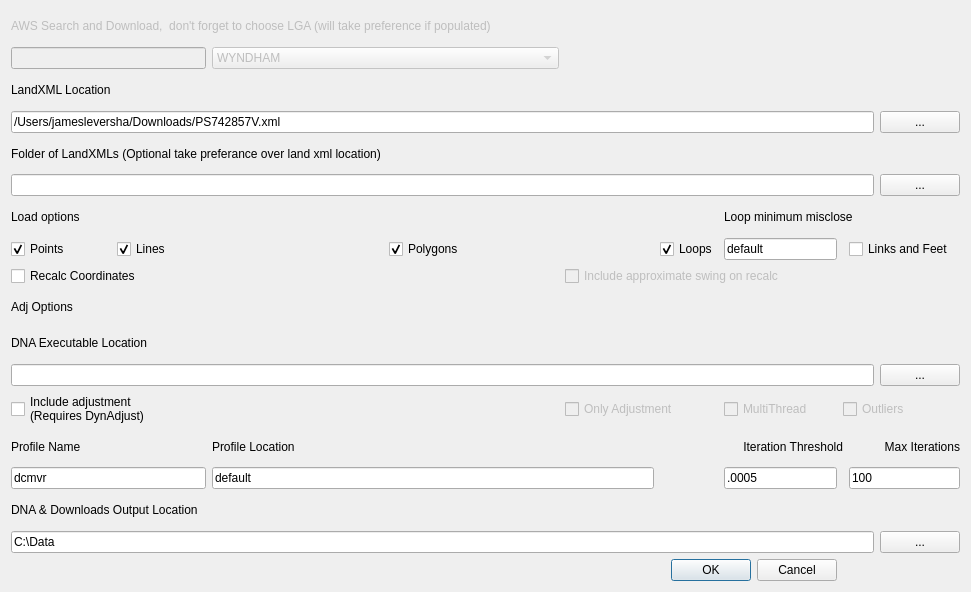
The window that landxml2qgis/landxml2qgis_dialog_base.ui (jameslevershadelwp/landxml2qgis-public) describes before a commit, drawn with Qt 5.
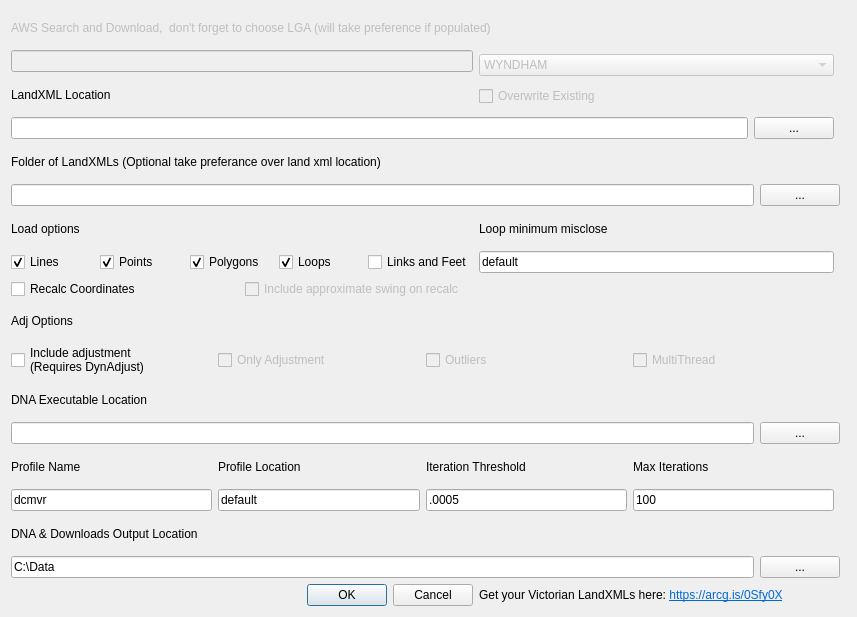
The same window after the commit.

Commit message: updated code not to use wheels as they were getting time out on load removed some additional files that arent needed for plugin

Diff of the .ui file:
```diff
--- a/landxml2qgis/landxml2qgis_dialog_base.ui
+++ b/landxml2qgis/landxml2qgis_dialog_base.ui
@@ -6,88 +6,22 @@
    <rect>
     <x>0</x>
     <y>0</y>
-    <width>971</width>
-    <height>592</height>
+    <width>857</width>
+    <height>617</height>
    </rect>
   </property>
   <property name="windowTitle">
    <string>XML to QGIS</string>
   </property>
   <layout class="QGridLayout" name="gridLayout">
-   <item row="13" column="2" colspan="3">
-    <widget class="QLabel" name="label_11">
-     <property name="text">
-      <string>Profile Location</string>
-     </property>
-    </widget>
-   </item>
-   <item row="11" column="0" colspan="10">
-    <layout class="QHBoxLayout" name="horizontalLayout_2">
-     <item>
-      <widget class="QLineEdit" name="lineEdit_2">
-       <property name="text">
-        <string/>
-       </property>
-      </widget>
-     </item>
-     <item>
-      <widget class="QPushButton" name="pushButton_2">
-       <property name="text">
-        <string>...</string>
-       </property>
-      </widget>
-     </item>
-    </layout>
-   </item>
-   <item row="14" column="8" colspan="2">
-    <widget class="QLineEdit" name="lineEdit_8">
-     <property name="text">
-      <string>100</string>
-     </property>
-    </widget>
-   </item>
-   <item row="6" column="0" colspan="2">
-    <widget class="QLabel" name="label_5">
-     <property name="text">
-      <string>Load options</string>
-     </property>
-    </widget>
-   </item>
-   <item row="7" column="5">
-    <widget class="QCheckBox" name="loopCheckBox">
-     <property name="enabled">
-      <bool>true</bool>
-     </property>
-     <property name="text">
-      <string>Loops</string>
-     </property>
-     <property name="checked">
-      <bool>true</bool>
-     </property>
-    </widget>
-   </item>
-   <item row="7" column="6">
-    <widget class="QLineEdit" name="lineEdit_10">
-     <property name="text">
-      <string>default</string>
-     </property>
-    </widget>
-   </item>
-   <item row="15" column="0" colspan="5">
-    <widget class="QLabel" name="label_3">
-     <property name="text">
-      <string>DNA &amp; Downloads Output Location</string>
-     </property>
-    </widget>
-   </item>
-   <item row="6" column="6" colspan="3">
+   <item row="7" column="2">
     <widget class="QLabel" name="label_9">
      <property name="text">
       <string>Loop minimum misclose</string>
      </property>
     </widget>
    </item>
-   <item row="5" column="0" colspan="10">
+   <item row="6" column="0" colspan="4">
     <layout class="QHBoxLayout" name="horizontalLayout_4">
      <item>
       <widget class="QLineEdit" name="lineEdit_4">
@@ -105,14 +39,125 @@
      </item>
     </layout>
    </item>
-   <item row="4" column="0" colspan="10">
+   <item row="14" column="0" colspan="4">
+    <layout class="QHBoxLayout" name="horizontalLayout_2">
+     <item>
+      <widget class="QLineEdit" name="lineEdit_2">
+       <property name="text">
+        <string/>
+       </property>
+      </widget>
+     </item>
+     <item>
+      <widget class="QPushButton" name="pushButton_2">
+       <property name="text">
+        <string>...</string>
+       </property>
+      </widget>
+     </item>
+    </layout>
+   </item>
+   <item row="5" column="0" colspan="2">
     <widget class="QLabel" name="label_4">
      <property name="text">
-      <string>Folder of LandXMLs (Optional take preferance over land xml location) </string>
+      <string>Folder of LandXMLs (Optional take preferance over land xml location)</string>
      </property>
     </widget>
    </item>
-   <item row="17" column="4" colspan="3">
+   <item row="13" column="0" colspan="4">
+    <widget class="QLabel" name="label">
+     <property name="text">
+      <string>DNA Executable Location</string>
+     </property>
+    </widget>
+   </item>
+   <item row="0" column="0" colspan="5">
+    <widget class="QLabel" name="label_12">
+     <property name="enabled">
+      <bool>false</bool>
+     </property>
+     <property name="text">
+      <string>AWS Search and Download,  don't forget to choose LGA (will take preference if populated)</string>
+     </property>
+    </widget>
+   </item>
+   <item row="20" column="0" colspan="5">
+    <widget class="QLabel" name="label_3">
+     <property name="text">
+      <string>DNA &amp; Downloads Output Location</string>
+     </property>
+    </widget>
+   </item>
+   <item row="11" column="0">
+    <widget class="QLabel" name="label_6">
+     <property name="text">
+      <string>Adj Options</string>
+     </property>
+    </widget>
+   </item>
+   <item row="9" column="0" colspan="2">
+    <layout class="QHBoxLayout" name="horizontalLayout_5">
+     <item>
+      <widget class="QCheckBox" name="lineCheckBox">
+       <property name="text">
+        <string>Lines</string>
+       </property>
+       <property name="checked">
+        <bool>true</bool>
+       </property>
+      </widget>
+     </item>
+     <item>
+      <widget class="QCheckBox" name="pointCheckBox">
+       <property name="text">
+        <string>Points</string>
+       </property>
+       <property name="checked">
+        <bool>true</bool>
+       </property>
+      </widget>
+     </item>
+     <item>
+      <widget class="QCheckBox" name="polygonCheckBox">
+       <property name="text">
+        <string>Polygons</string>
+       </property>
+       <property name="checked">
+        <bool>true</bool>
+       </property>
+      </widget>
+     </item>
+     <item>
+      <widget class="QCheckBox" name="loopCheckBox">
+       <property name="enabled">
+        <bool>true</bool>
+       </property>
+       <property name="text">
+        <string>Loops</string>
+       </property>
+       <property name="checked">
+        <bool>true</bool>
+       </property>
+      </widget>
+     </item>
+     <item>
+      <widget class="QCheckBox" name="linksfeet">
+       <property name="enabled">
+        <bool>true</bool>
+       </property>
+       <property name="text">
+        <string>Links and Feet</string>
+       </property>
+       <property name="checked">
+        <bool>false</bool>
+       </property>
+      </widget>
+     </item>
+    </layout>
+   </item>
+   <item row="22" column="1">
+    <layout class="QHBoxLayout" name="horizontalLayout_9">
+     <item>
     <widget class="QDialogButtonBox" name="button_box">
      <property name="orientation">
       <enum>Qt::Horizontal</enum>
@@ -122,7 +167,9 @@
      </property>
     </widget>
    </item>
-   <item row="16" column="0" colspan="10">
+    </layout>
+   </item>
+   <item row="21" column="0" colspan="4">
     <layout class="QHBoxLayout" name="horizontalLayout_3">
      <item>
       <widget class="QLineEdit" name="lineEdit_3">
@@ -140,19 +187,105 @@
      </item>
     </layout>
    </item>
-   <item row="10" column="0" colspan="4">
-    <widget class="QLabel" name="label">
+   <item row="9" column="2">
+    <widget class="QLineEdit" name="lineEdit_10">
      <property name="text">
-      <string>DNA Executable Location</string>
+      <string>default</string>
      </property>
     </widget>
    </item>
-   <item row="3" column="0" colspan="10">
+   <item row="19" column="0" colspan="3">
+    <layout class="QHBoxLayout" name="horizontalLayout_7">
+     <item>
+      <widget class="QLineEdit" name="lineEdit_11">
+       <property name="text">
+        <string>dcmvr</string>
+       </property>
+      </widget>
+     </item>
+     <item>
+      <widget class="QLineEdit" name="lineEdit_7">
+       <property name="text">
+        <string>default</string>
+       </property>
+      </widget>
+     </item>
+     <item>
+      <widget class="QLineEdit" name="lineEdit_9">
+       <property name="text">
+        <string>.0005</string>
+       </property>
+      </widget>
+     </item>
+     <item>
+      <widget class="QLineEdit" name="lineEdit_8">
+       <property name="text">
+        <string>100</string>
+       </property>
+      </widget>
+     </item>
+    </layout>
+   </item>
+   <item row="12" column="0" colspan="3">
+    <layout class="QHBoxLayout" name="horizontalLayout_8">
+     <item>
+      <widget class="QCheckBox" name="runDNACheckBox">
+       <property name="enabled">
+        <bool>true</bool>
+       </property>
+       <property name="text">
+        <string>Include adjustment
+(Requires DynAdjust)</string>
+       </property>
+       <property name="checked">
+        <bool>false</bool>
+       </property>
+      </widget>
+     </item>
+     <item>
+      <widget class="QCheckBox" name="onlyDNACheckBox">
+       <property name="enabled">
+        <bool>false</bool>
+       </property>
+       <property name="text">
+        <string>Only Adjustment</string>
+       </property>
+       <property name="checked">
+        <bool>false</bool>
+       </property>
+      </widget>
+     </item>
+     <item>
+      <widget class="QCheckBox" name="outlierCheckBox">
+       <property name="enabled">
+        <bool>false</bool>
+       </property>
+       <property name="text">
+        <string>Outliers</string>
+       </property>
+       <property name="checked">
+        <bool>false</bool>
+       </property>
+      </widget>
+     </item>
+     <item>
+      <widget class="QCheckBox" name="multiThreadCheckBox">
+       <property name="enabled">
+        <bool>false</bool>
+       </property>
+       <property name="text">
+        <string>MultiThread</string>
+       </property>
+      </widget>
+     </item>
+    </layout>
+   </item>
+   <item row="3" column="0" colspan="3">
     <layout class="QHBoxLayout" name="horizontalLayout">
      <item>
       <widget class="QLineEdit" name="lineEdit">
        <property name="text">
-        <string>/Users/jamesleversha/Downloads/PS742857V.xml</string>
+        <string/>
        </property>
       </widget>
      </item>
@@ -165,88 +298,23 @@
      </item>
     </layout>
    </item>
-   <item row="13" column="0" colspan="2">
+   <item row="16" column="0" colspan="3">
+    <layout class="QHBoxLayout" name="horizontalLayout_6">
+     <item>
     <widget class="QLabel" name="label_10">
      <property name="text">
       <string>Profile Name</string>
      </property>
     </widget>
    </item>
-   <item row="7" column="3" colspan="2">
-    <widget class="QCheckBox" name="polygonCheckBox">
+     <item>
+      <widget class="QLabel" name="label_11">
      <property name="text">
-      <string>Polygons</string>
-     </property>
-     <property name="checked">
-      <bool>true</bool>
-     </property>
-    </widget>
-   </item>
-   <item row="2" column="0">
-    <widget class="QLabel" name="label_2">
-     <property name="text">
-      <string>LandXML Location</string>
-     </property>
-    </widget>
-   </item>
-   <item row="12" column="4" colspan="2">
-    <widget class="QCheckBox" name="onlyDNACheckBox">
-     <property name="enabled">
-      <bool>false</bool>
-     </property>
-     <property name="text">
-      <string>Only Adjustment</string>
-     </property>
-     <property name="checked">
-      <bool>false</bool>
-     </property>
-    </widget>
-   </item>
-   <item row="12" column="0" colspan="4">
-    <widget class="QCheckBox" name="runDNACheckBox">
-     <property name="enabled">
-      <bool>true</bool>
-     </property>
-     <property name="text">
-      <string>Include adjustment
-(Requires DynAdjust)</string>
-     </property>
-     <property name="checked">
-      <bool>false</bool>
-     </property>
-    </widget>
-   </item>
-   <item row="14" column="6">
-    <widget class="QLineEdit" name="lineEdit_9">
-     <property name="text">
-      <string>.0005</string>
-     </property>
-    </widget>
-   </item>
-   <item row="7" column="1" colspan="2">
-    <widget class="QCheckBox" name="lineCheckBox">
-     <property name="text">
-      <string>Lines</string>
-     </property>
-     <property name="checked">
-      <bool>true</bool>
-     </property>
-    </widget>
-   </item>
-   <item row="7" column="8">
-    <widget class="QCheckBox" name="linksfeet">
-     <property name="enabled">
-      <bool>true</bool>
-     </property>
-     <property name="text">
-      <string>Links and Feet</string>
-     </property>
-     <property name="checked">
-      <bool>false</bool>
-     </property>
-    </widget>
-   </item>
-   <item row="13" column="6" colspan="2">
+        <string>Profile Location</string>
+       </property>
+      </widget>
+     </item>
+     <item>
     <widget class="QLabel" name="label_8">
      <property name="layoutDirection">
       <enum>Qt::LeftToRight</enum>
@@ -254,105 +322,21 @@
      <property name="text">
       <string>Iteration Threshold</string>
      </property>
-     <property name="alignment">
-      <set>Qt::AlignRight|Qt::AlignTrailing|Qt::AlignVCenter</set>
-     </property>
-    </widget>
-   </item>
-   <item row="14" column="0" colspan="2">
-    <widget class="QLineEdit" name="lineEdit_11">
-     <property name="text">
-      <string>dcmvr</string>
-     </property>
-    </widget>
-   </item>
-   <item row="8" column="0" colspan="4">
-    <widget class="QCheckBox" name="recalcCheckBox">
-     <property name="text">
-      <string>Recalc Coordinates</string>
-     </property>
-     <property name="checked">
-      <bool>false</bool>
-     </property>
-    </widget>
-   </item>
-   <item row="8" column="4" colspan="3">
-    <widget class="QCheckBox" name="swingCheckBox">
-     <property name="enabled">
-      <bool>false</bool>
-     </property>
-     <property name="text">
-      <string>Include approximate swing on recalc</string>
-     </property>
-     <property name="checked">
-      <bool>false</bool>
-     </property>
-    </widget>
-   </item>
-   <item row="0" column="0" colspan="5">
-    <widget class="QLabel" name="label_12">
-     <property name="enabled">
-      <bool>false</bool>
-     </property>
-     <property name="text">
-      <string>AWS Search and Download,  don't forget to choose LGA (will take preference if populated)</string>
-     </property>
-    </widget>
-   </item>
-   <item row="12" column="6">
-    <widget class="QCheckBox" name="multiThreadCheckBox">
-     <property name="enabled">
-      <bool>false</bool>
-     </property>
-     <property name="text">
-      <string>MultiThread</string>
-     </property>
-    </widget>
-   </item>
-   <item row="12" column="7" colspan="3">
-    <widget class="QCheckBox" name="outlierCheckBox">
-     <property name="enabled">
-      <bool>false</bool>
-     </property>
-     <property name="text">
-      <string>Outliers</string>
-     </property>
-     <property name="checked">
-      <bool>false</bool>
-     </property>
-    </widget>
-   </item>
-   <item row="13" column="8" colspan="2">
+      </widget>
+     </item>
+     <item>
     <widget class="QLabel" name="label_7">
      <property name="text">
       <string>Max Iterations</string>
      </property>
-     <property name="alignment">
-      <set>Qt::AlignRight|Qt::AlignTrailing|Qt::AlignVCenter</set>
-     </property>
-    </widget>
-   </item>
-   <item row="14" column="2" colspan="3">
-    <widget class="QLineEdit" name="lineEdit_7">
-     <property name="text">
-      <string>default</string>
-     </property>
-    </widget>
+      </widget>
+     </item>
+    </layout>
    </item>
-   <item row="7" column="0">
-    <widget class="QCheckBox" name="pointCheckBox">
+   <item row="2" column="0">
+    <widget class="QLabel" name="label_2">
      <property name="text">
-      <string>Points</string>
-     </property>
-     <property name="checked">
-      <bool>true</bool>
-     </property>
-    </widget>
-   </item>
-   <item row="9" column="0">
-    <widget class="QLabel" name="label_6">
-     <property name="text">
-      <string>Adj Options</string>
+      <string>LandXML Location</string>
      </property>
     </widget>
    </item>
@@ -363,10 +347,49 @@
      </property>
     </widget>
    </item>
-   <item row="1" column="2" colspan="2">
-    <widget class="QComboBox" name="comboBox">
+   <item row="7" column="0" colspan="2">
+    <widget class="QLabel" name="label_5">
+     <property name="text">
+      <string>Load options</string>
+     </property>
+    </widget>
+   </item>
+   <item row="10" column="0" colspan="2">
+    <layout class="QHBoxLayout" name="horizontalLayout_10">
+     <item>
+      <widget class="QCheckBox" name="recalcCheckBox">
+       <property name="text">
+        <string>Recalc Coordinates</string>
+       </property>
+       <property name="checked">
+        <bool>false</bool>
+       </property>
+      </widget>
+     </item>
+     <item>
+      <widget class="QCheckBox" name="swingCheckBox">
      <property name="enabled">
       <bool>false</bool>
+       </property>
+       <property name="text">
+        <string>Include approximate swing on recalc</string>
+       </property>
+       <property name="checked">
+        <bool>false</bool>
+       </property>
+      </widget>
+     </item>
+    </layout>
+   </item>
+   <item row="1" column="2" rowspan="2">
+    <layout class="QVBoxLayout" name="verticalLayout">
+     <item>
+      <widget class="QComboBox" name="LGAComboBox">
+       <property name="enabled">
+        <bool>false</bool>
+       </property>
+       <property name="sizeAdjustPolicy">
+        <enum>QComboBox::AdjustToContentsOnFirstShow</enum>
      </property>
      <item>
       <property name="text">
@@ -1033,6 +1056,28 @@
        <string>WODONGA</string>
       </property>
      </item>
+      </widget>
+     </item>
+     <item>
+      <widget class="QCheckBox" name="overwriteCheckBox">
+       <property name="enabled">
+        <bool>false</bool>
+       </property>
+       <property name="text">
+        <string>Overwrite Existing</string>
+       </property>
+      </widget>
+     </item>
+    </layout>
+   </item>
+   <item row="22" column="2">
+    <widget class="QLabel" name="label_13">
+     <property name="text">
+      <string>&lt;html&gt;&lt;head/&gt;&lt;body&gt;&lt;p&gt;Get your Victorian LandXMLs here:  &lt;a href=&quot; https://arcg.is/0Sfy0X&quot;&gt;&lt;span style=&quot; text-decoration: underline; color:#0068da;&quot;&gt;https://arcg.is/0Sfy0X&lt;/span&gt;&lt;/a&gt;&lt;/p&gt;&lt;/body&gt;&lt;/html&gt;</string>
+     </property>
+     <property name="openExternalLinks">
+      <bool>true</bool>
+     </property>
     </widget>
    </item>
   </layout>
```
Left out of the diff: 3 changed lines with no effect on the pictures. Lines whose indentation alone changed are shown as unchanged. The commit also changes 35 other files.
